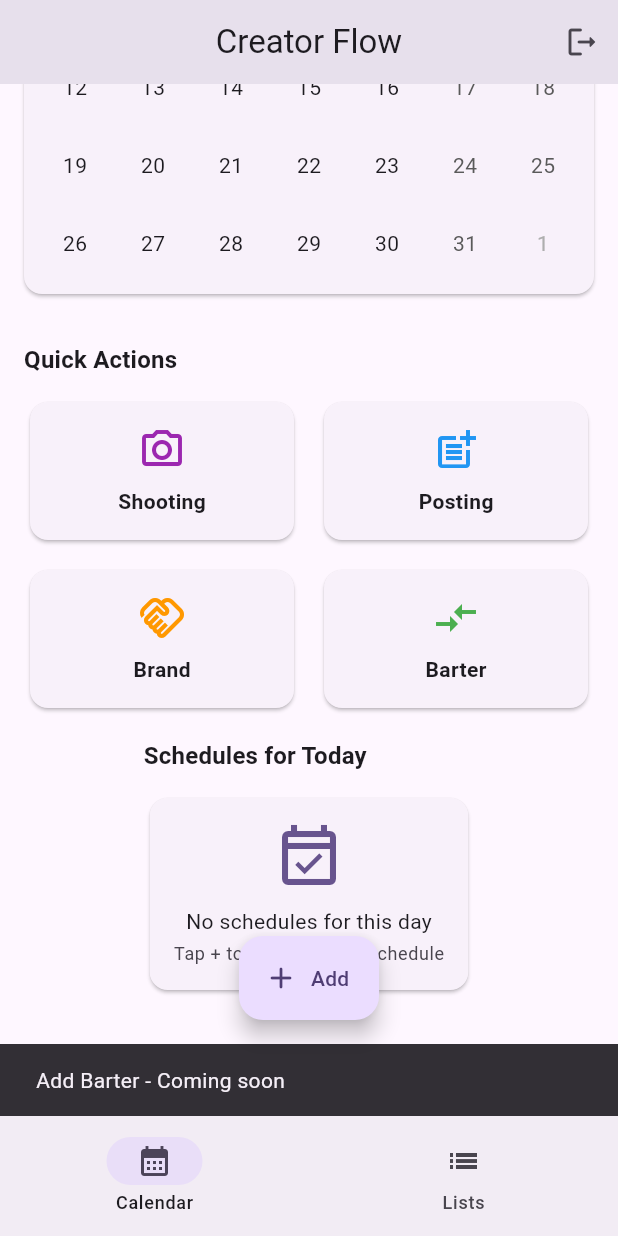
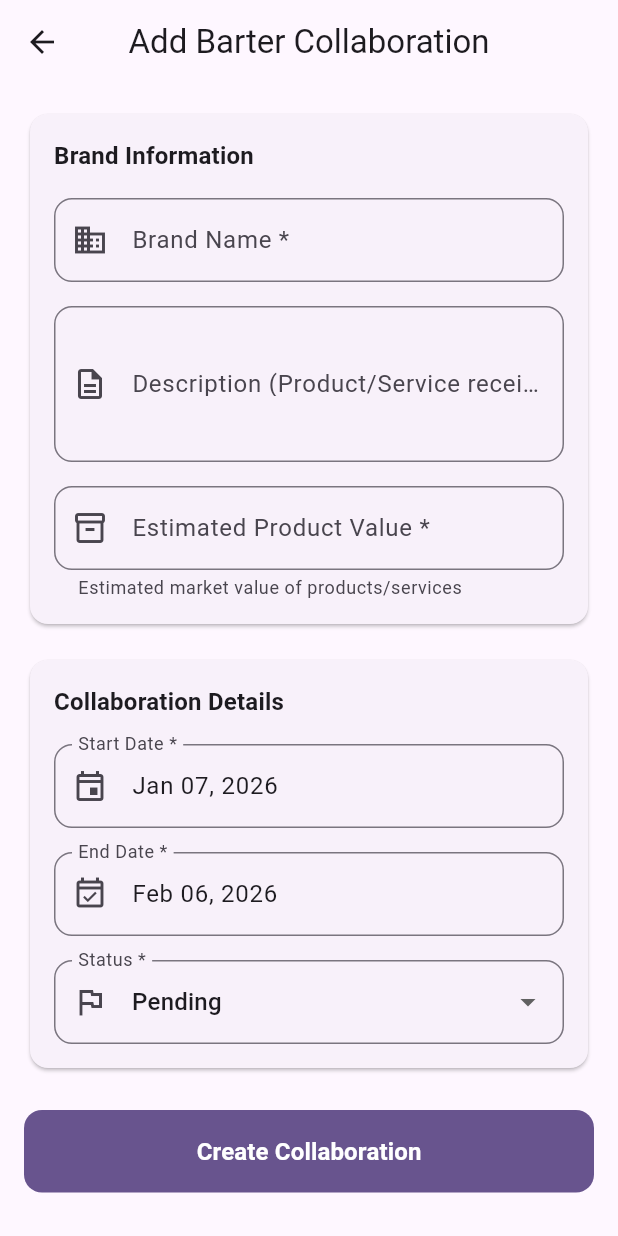
Before and after one commit to lubnasammad/creator-flow, a Flutter app: the DashboardScreen screen opened directly, scrolled down 276 dp, after a tap on "Barter", on a phone screen of 412 x 824 dp. Run offline on Flutter 3.47's test engine with Material 3 defaults, Android fonts, the phone set to English and light mode, and no system bars; drawn by our look-alikes of table_calendar; our stand-ins replace shared_preferences, sqflite; accounts and stored records are empty.

Commit message:
Implement Add/Edit Barter Collaboration Screen
- Create BarterCollaborationService with CRUD operations
- Implement AddBarterScreen with product value tracking instead of payment
- Integrate barter screen with dashboard quick actions
- Add barter option to FAB bottom sheet
- Material 3 design with form validation
- Passed flutter analyze with ZERO issues

Closes #9

```diff
--- /dev/null
+++ b/lib/screens/add_barter_screen.dart
@@ -0,0 +1,384 @@
+import 'package:flutter/material.dart';
+import 'package:flutter/services.dart';
+import 'package:intl/intl.dart';
+import '../models/barter_collaboration.dart';
+import '../services/barter_collaboration_service.dart';
+import '../services/session_manager.dart';
+
+class AddBarterScreen extends StatefulWidget {
+  final BarterCollaboration? collaboration;
+
+  const AddBarterScreen({super.key, this.collaboration});
+
+  @override
+  State<AddBarterScreen> createState() => _AddBarterScreenState();
+}
+
+class _AddBarterScreenState extends State<AddBarterScreen> {
+  final _formKey = GlobalKey<FormState>();
+  final _brandNameController = TextEditingController();
+  final _descriptionController = TextEditingController();
+  final _productValueController = TextEditingController();
+  final _barterCollaborationService = BarterCollaborationService();
+  final _sessionManager = SessionManager();
+
+  DateTime _startDate = DateTime.now();
+  DateTime _endDate = DateTime.now().add(const Duration(days: 30));
+  String _status = 'Pending';
+  bool _isLoading = false;
+  int? _userId;
+
+  final List<String> _statusOptions = [
+    'Pending',
+    'Active',
+    'Completed',
+    'Cancelled',
+  ];
+
+  @override
+  void initState() {
+    super.initState();
+    _loadUserId();
+    if (widget.collaboration != null) {
+      _brandNameController.text = widget.collaboration!.brandName;
+      _descriptionController.text = widget.collaboration!.description ?? '';
+      _productValueController.text = widget.collaboration!.productValue
+          .toString();
+      _startDate = DateTime.parse(widget.collaboration!.startDate);
+      _endDate = DateTime.parse(widget.collaboration!.endDate);
+      _status = widget.collaboration!.status;
+    }
+  }
+
+  Future<void> _loadUserId() async {
+    final userId = await _sessionManager.getUserId();
+    setState(() {
+      _userId = userId;
+    });
+  }
+
+  @override
+  void dispose() {
+    _brandNameController.dispose();
+    _descriptionController.dispose();
+    _productValueController.dispose();
+    super.dispose();
+  }
+
+  Future<void> _selectStartDate(BuildContext context) async {
+    final picked = await showDatePicker(
+      context: context,
+      initialDate: _startDate,
+      firstDate: DateTime(2020),
+      lastDate: DateTime(2030),
+    );
+
+    if (picked != null && picked != _startDate) {
+      setState(() {
+        _startDate = picked;
+        if (_endDate.isBefore(_startDate)) {
+          _endDate = _startDate.add(const Duration(days: 30));
+        }
+      });
+    }
+  }
+
+  Future<void> _selectEndDate(BuildContext context) async {
+    final picked = await showDatePicker(
+      context: context,
+      initialDate: _endDate,
+      firstDate: _startDate,
+      lastDate: DateTime(2030),
+    );
+
+    if (picked != null && picked != _endDate) {
+      setState(() {
+        _endDate = picked;
+      });
+    }
+  }
+
+  Future<void> _handleSave() async {
+    if (!_formKey.currentState!.validate()) {
+      return;
+    }
+
+    if (_userId == null) {
+      _showError('User session not found. Please login again.');
+      return;
+    }
+
+    if (_endDate.isBefore(_startDate)) {
+      _showError('End date must be after start date.');
+      return;
+    }
+
+    setState(() {
+      _isLoading = true;
+    });
+
+    try {
+      final collaboration = BarterCollaboration(
+        id: widget.collaboration?.id,
+        userId: _userId!,
+        brandName: _brandNameController.text.trim(),
+        description: _descriptionController.text.trim().isEmpty
+            ? null
+            : _descriptionController.text.trim(),
+        productValue: double.parse(_productValueController.text.trim()),
+        startDate: DateFormat('yyyy-MM-dd').format(_startDate),
+        endDate: DateFormat('yyyy-MM-dd').format(_endDate),
+        status: _status,
+        createdAt:
+            widget.collaboration?.createdAt ?? DateTime.now().toIso8601String(),
+      );
+
+      if (widget.collaboration == null) {
+        await _barterCollaborationService.create(collaboration);
+      } else {
+        await _barterCollaborationService.update(collaboration);
+      }
+
+      if (mounted) {
+        Navigator.of(context).pop(true);
+        ScaffoldMessenger.of(context).showSnackBar(
+          SnackBar(
+            content: Text(
+              widget.collaboration == null
+                  ? 'Barter collaboration created!'
+                  : 'Barter collaboration updated!',
+            ),
+            backgroundColor: Colors.green,
+          ),
+        );
+      }
+    } catch (e) {
+      if (mounted) {
+        _showError('An error occurred. Please try again.');
+      }
+    } finally {
+      if (mounted) {
+        setState(() {
+          _isLoading = false;
+        });
+      }
+    }
+  }
+
+  void _showError(String message) {
+    ScaffoldMessenger.of(context).showSnackBar(
+      SnackBar(
+        content: Text(message),
+        backgroundColor: Theme.of(context).colorScheme.error,
+      ),
+    );
+  }
+
+  @override
+  Widget build(BuildContext context) {
+    return Scaffold(
+      appBar: AppBar(
+        title: Text(
+          widget.collaboration == null
+              ? 'Add Barter Collaboration'
+              : 'Edit Barter Collaboration',
+        ),
+        centerTitle: true,
+      ),
+      body: Form(
+        key: _formKey,
+        child: ListView(
+          padding: const EdgeInsets.all(16.0),
+          children: [
+            Card(
+              child: Padding(
+                padding: const EdgeInsets.all(16.0),
+                child: Column(
+                  crossAxisAlignment: CrossAxisAlignment.start,
+                  children: [
+                    Text(
+                      'Brand Information',
+                      style: Theme.of(context).textTheme.titleMedium?.copyWith(
+                        fontWeight: FontWeight.bold,
+                      ),
+                    ),
+                    const SizedBox(height: 16),
+                    TextFormField(
+                      controller: _brandNameController,
+                      decoration: InputDecoration(
+                        labelText: 'Brand Name *',
+                        prefixIcon: const Icon(Icons.business_outlined),
+                        border: OutlineInputBorder(
+                          borderRadius: BorderRadius.circular(12),
+                        ),
+                      ),
+                      validator: (value) {
+                        if (value == null || value.trim().isEmpty) {
+                          return 'Please enter brand name';
+                        }
+                        return null;
+                      },
+                    ),
+                    const SizedBox(height: 16),
+                    TextFormField(
+                      controller: _descriptionController,
+                      decoration: InputDecoration(
+                        labelText: 'Description (Product/Service received)',
+                        prefixIcon: const Icon(Icons.description_outlined),
+                        border: OutlineInputBorder(
+                          borderRadius: BorderRadius.circular(12),
+                        ),
+                        hintText: 'What did you receive in exchange?',
+                      ),
+                      maxLines: 3,
+                    ),
+                    const SizedBox(height: 16),
+                    TextFormField(
+                      controller: _productValueController,
+                      decoration: InputDecoration(
+                        labelText: 'Estimated Product Value *',
+                        prefixIcon: const Icon(Icons.inventory_2_outlined),
+                        border: OutlineInputBorder(
+                          borderRadius: BorderRadius.circular(12),
+                        ),
+                        helperText:
+                            'Estimated market value of products/services',
+                      ),
+                      keyboardType: const TextInputType.numberWithOptions(
+                        decimal: true,
+                      ),
+                      inputFormatters: [
+                        FilteringTextInputFormatter.allow(
+                          RegExp(r'^\d+\.?\d{0,2}'),
+                        ),
+                      ],
+                      validator: (value) {
+                        if (value == null || value.trim().isEmpty) {
+                          return 'Please enter product value';
+                        }
+                        final productValue = double.tryParse(value);
+                        if (productValue == null || productValue < 0) {
+                          return 'Please enter a valid product value';
+                        }
+                        return null;
+                      },
+                    ),
+                  ],
+                ),
+              ),
+            ),
+            const SizedBox(height: 16),
+            Card(
+              child: Padding(
+                padding: const EdgeInsets.all(16.0),
+                child: Column(
+                  crossAxisAlignment: CrossAxisAlignment.start,
+                  children: [
+                    Text(
+                      'Collaboration Details',
+                      style: Theme.of(context).textTheme.titleMedium?.copyWith(
+                        fontWeight: FontWeight.bold,
+                      ),
+                    ),
+                    const SizedBox(height: 16),
+                    InkWell(
+                      onTap: () => _selectStartDate(context),
+                      borderRadius: BorderRadius.circular(12),
+                      child: InputDecorator(
+                        decoration: InputDecoration(
+                          labelText: 'Start Date *',
+                          prefixIcon: const Icon(Icons.event_outlined),
+                          border: OutlineInputBorder(
+                            borderRadius: BorderRadius.circular(12),
+                          ),
+                        ),
+                        child: Text(
+                          DateFormat('MMM dd, yyyy').format(_startDate),
+                          style: Theme.of(context).textTheme.bodyLarge,
+                        ),
+                      ),
+                    ),
+                    const SizedBox(height: 16),
+                    InkWell(
+                      onTap: () => _selectEndDate(context),
+                      borderRadius: BorderRadius.circular(12),
+                      child: InputDecorator(
+                        decoration: InputDecoration(
+                          labelText: 'End Date *',
+                          prefixIcon: const Icon(
+                            Icons.event_available_outlined,
+                          ),
+                          border: OutlineInputBorder(
+                            borderRadius: BorderRadius.circular(12),
+                          ),
+                        ),
+                        child: Text(
+                          DateFormat('MMM dd, yyyy').format(_endDate),
+                          style: Theme.of(context).textTheme.bodyLarge,
+                        ),
+                      ),
+                    ),
+                    const SizedBox(height: 16),
+                    DropdownButtonFormField<String>(
+                      initialValue: _status,
+                      decoration: InputDecoration(
+                        labelText: 'Status *',
+                        prefixIcon: const Icon(Icons.flag_outlined),
+                        border: OutlineInputBorder(
+                          borderRadius: BorderRadius.circular(12),
+                        ),
+                      ),
+                      items: _statusOptions
+                          .map(
+                            (status) => DropdownMenuItem(
+                              value: status,
+                              child: Text(status),
+                            ),
+                          )
+                          .toList(),
+                      onChanged: (value) {
+                        if (value != null) {
+                          setState(() {
+                            _status = value;
+                          });
+                        }
+                      },
+                    ),
+                  ],
+                ),
+              ),
+            ),
+            const SizedBox(height: 24),
+            FilledButton(
+              onPressed: _isLoading ? null : _handleSave,
+              style: FilledButton.styleFrom(
+                padding: const EdgeInsets.symmetric(vertical: 16),
+                shape: RoundedRectangleBorder(
+                  borderRadius: BorderRadius.circular(12),
+                ),
+              ),
+              child: _isLoading
+                  ? const SizedBox(
+                      height: 20,
+                      width: 20,
+                      child: CircularProgressIndicator(
+                        strokeWidth: 2,
+                        color: Colors.white,
+                      ),
+                    )
+                  : Text(
+                      widget.collaboration == null
+                          ? 'Create Collaboration'
+                          : 'Update Collaboration',
+                      style: const TextStyle(
+                        fontSize: 16,
+                        fontWeight: FontWeight.bold,
+                      ),
+                    ),
+            ),
+          ],
+        ),
+      ),
+    );
+  }
+}
--- a/lib/screens/dashboard_screen.dart
+++ b/lib/screens/dashboard_screen.dart
@@ -5,6 +5,7 @@ import 'login_screen.dart';
 import 'add_shooting_screen.dart';
 import 'add_posting_screen.dart';
 import 'add_brand_screen.dart';
+import 'add_barter_screen.dart';
 
 class DashboardScreen extends StatefulWidget {
   const DashboardScreen({super.key});
@@ -273,13 +274,18 @@ class _DashboardScreenState extends State<DashboardScreen> {
               const SizedBox(width: 12),
               Expanded(
                 child: _QuickActionCard(
-                  icon: Icons.compare_arrows_outlined,
+                  icon: Icons.swap_horiz_outlined,
                   label: 'Barter',
-                  color: Colors.green,
-                  onTap: () {
-                    ScaffoldMessenger.of(context).showSnackBar(
-                      const SnackBar(content: Text('Add Barter - Coming soon')),
+                  color: Colors.teal,
+                  onTap: () async {
+                    final result = await Navigator.of(context).push<bool>(
+                      MaterialPageRoute(
+                        builder: (context) => const AddBarterScreen(),
+                      ),
                     );
+                    if (result == true && mounted) {
+                      setState(() {});
+                    }
                   },
                 ),
               ),
@@ -432,13 +438,18 @@ class _DashboardScreenState extends State<DashboardScreen> {
               },
             ),
             ListTile(
-              leading: const Icon(Icons.compare_arrows_outlined),
+              leading: const Icon(Icons.swap_horiz_outlined),
               title: const Text('Add Barter Collaboration'),
-              onTap: () {
+              onTap: () async {
                 Navigator.pop(context);
-                ScaffoldMessenger.of(context).showSnackBar(
-                  const SnackBar(content: Text('Add Barter - Coming soon')),
+                final result = await Navigator.of(context).push<bool>(
+                  MaterialPageRoute(
+                    builder: (context) => const AddBarterScreen(),
+                  ),
                 );
+                if (result == true && mounted) {
+                  setState(() {});
+                }
               },
             ),
           ],
--- /dev/null
+++ b/lib/services/barter_collaboration_service.dart
@@ -0,0 +1,58 @@
+import '../models/barter_collaboration.dart';
+import 'database_helper.dart';
+
+class BarterCollaborationService {
+  final DatabaseHelper _dbHelper = DatabaseHelper.instance;
+
+  Future<int> create(BarterCollaboration collaboration) async {
+    final db = await _dbHelper.database;
+    return await db.insert('barter_collaboration', collaboration.toMap());
+  }
+
+  Future<List<BarterCollaboration>> getAll(int userId) async {
+    final db = await _dbHelper.database;
+    final results = await db.query(
+      'barter_collaboration',
+      where: 'user_id = ?',
+      whereArgs: [userId],
+      orderBy: 'start_date DESC',
+    );
+
+    return results.map((map) => BarterCollaboration.fromMap(map)).toList();
+  }
+
+  Future<BarterCollaboration?> getById(int id) async {
+    final db = await _dbHelper.database;
+    final results = await db.query(
+      'barter_collaboration',
+      where: 'id = ?',
+      whereArgs: [id],
+      limit: 1,
+    );
+
+    if (results.isEmpty) {
+      return null;
+    }
+
+    return BarterCollaboration.fromMap(results.first);
+  }
+
+  Future<int> update(BarterCollaboration collaboration) async {
+    final db = await _dbHelper.database;
+    return await db.update(
+      'barter_collaboration',
+      collaboration.toMap(),
+      where: 'id = ?',
+      whereArgs: [collaboration.id],
+    );
+  }
+
+  Future<int> delete(int id) async {
+    final db = await _dbHelper.database;
+    return await db.delete(
+      'barter_collaboration',
+      where: 'id = ?',
+      whereArgs: [id],
+    );
+  }
+}
```
Also changed, not shown: 1 other file.
